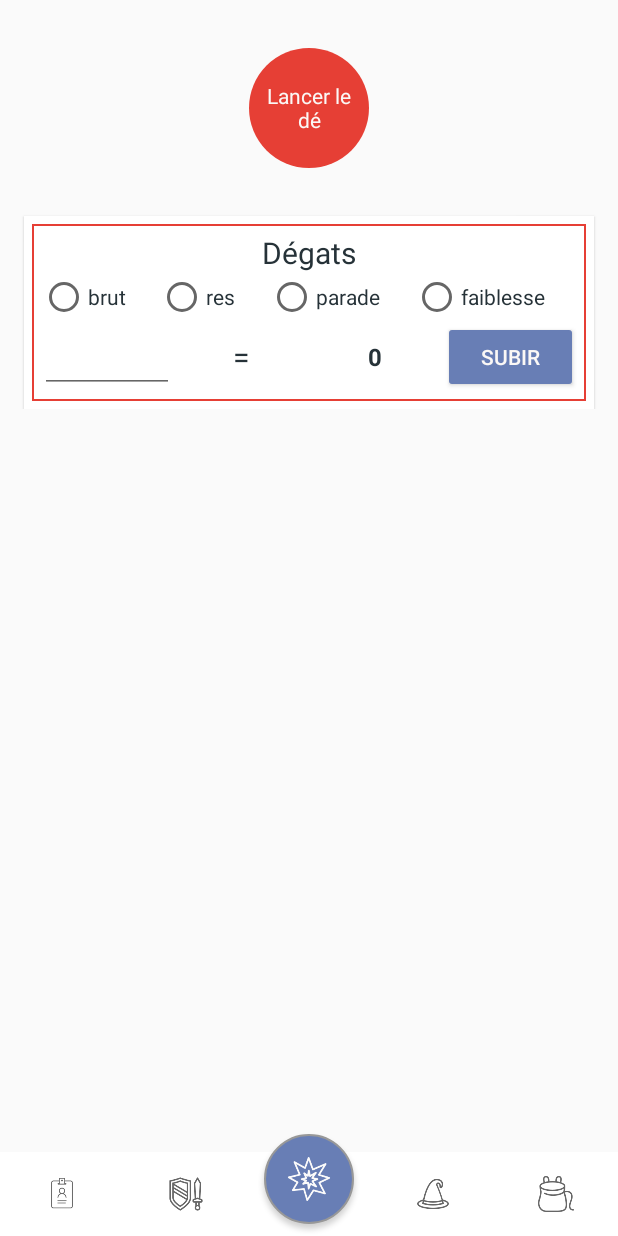
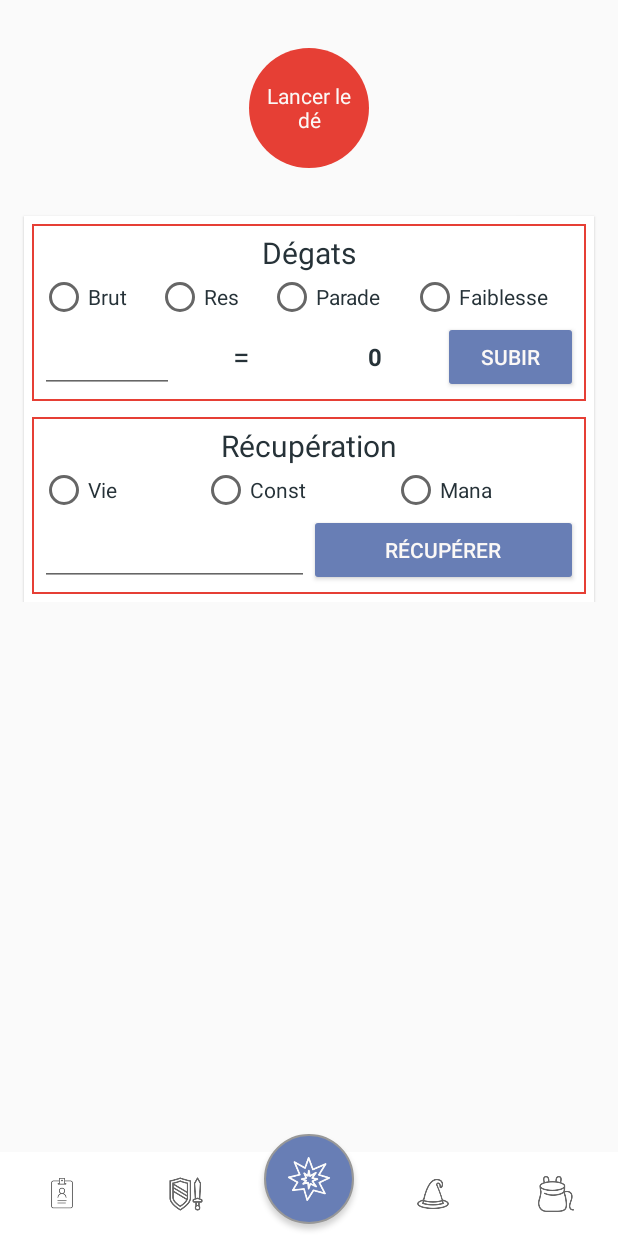
Before and after one commit to Cballini/RPHelper, an Android app: the screen it shows after launch (MainActivity), item 3 of the bottom bar chosen, on a phone screen of 412 x 824 dp. Run offline under Robolectric (Android 15) with nearby library versions, the phone set to English and light mode, and no system bars.

Commit message:
gestion récupération

```diff
--- a/app/src/main/assets/empty_character.json
+++ b/app/src/main/assets/empty_character.json
@@ -1,5 +1,5 @@
 {
-	"name" : "",
+  "name" : "",
   "race" : "",
   "origin" : "",
   "religion" : "",
--- /dev/null
+++ b/app/src/main/assets/empty_fight.json
@@ -0,0 +1,6 @@
+{
+  "damage": [],
+  "heal" : [],
+  "status" : [],
+  "round" : []
+}
--- a/app/src/main/java/com/rphelper/cecib/rphelper/component/DamageComponent.kt
+++ b/app/src/main/java/com/rphelper/cecib/rphelper/component/DamageComponent.kt
@@ -20,6 +20,7 @@ class DamageComponent @JvmOverloads constructor(
     var damageButton3 : RadioButton
     var damageButton4 : RadioButton
     var damageReceived :EditText
+    var damageEqual :TextView
     var damageResult :TextView
     var damageSubmit :Button
 
@@ -31,6 +32,7 @@ class DamageComponent @JvmOverloads constructor(
         damageButton3=findViewById(R.id.damage_button3)
         damageButton4=findViewById(R.id.damage_button4)
         damageReceived=findViewById(R.id.damage_received)
+        damageEqual=findViewById(R.id.damage_equal)
         damageResult=findViewById(R.id.damage_result)
         damageSubmit=findViewById(R.id.damage_submit)
     }
--- a/app/src/main/java/com/rphelper/cecib/rphelper/fragments/FightFragment.kt
+++ b/app/src/main/java/com/rphelper/cecib/rphelper/fragments/FightFragment.kt
@@ -13,6 +13,7 @@ import android.widget.TextView
 import com.rphelper.cecib.rphelper.R
 import com.rphelper.cecib.rphelper.component.DamageComponent
 import com.rphelper.cecib.rphelper.viewmodel.FightViewModel
+import kotlinx.android.synthetic.main.component_damage_calc.view.*
 import kotlin.math.roundToInt
 
 
@@ -31,43 +32,44 @@ class FightFragment : Fragment() {
         }
 
         //Calc damages
-        view.findViewById<TextView>(R.id.damage_title).text = getString(R.string.damages)
-        view.findViewById<RadioButton>(R.id.damage_button1).text = getString(R.string.brut_dmg)
-        view.findViewById<RadioButton>(R.id.damage_button2).text = getString(R.string.elem_res_dmg)
-        view.findViewById<RadioButton>(R.id.damage_button3).text = getString(R.string.block_dmg)
-        view.findViewById<RadioButton>(R.id.damage_button4).text = getString(R.string.weak_dmg)
+        view.findViewById<DamageComponent>(R.id.fight_calc_damage).damageTitle.text = getString(R.string.damages)
+        view.findViewById<DamageComponent>(R.id.fight_calc_damage).damageButton1.text = getString(R.string.brut_dmg)
+        view.findViewById<DamageComponent>(R.id.fight_calc_damage).damageButton2.text = getString(R.string.elem_res_dmg)
+        view.findViewById<DamageComponent>(R.id.fight_calc_damage).damageButton3.text = getString(R.string.block_dmg)
+        view.findViewById<DamageComponent>(R.id.fight_calc_damage).damageButton4.text = getString(R.string.weak_dmg)
 
-        var dmg = 0F
+        var dmg = 0
         view.findViewById<DamageComponent>(R.id.fight_calc_damage).damageReceived.addTextChangedListener(object : TextWatcher {
             override fun afterTextChanged(s: Editable) {
                 when(true){
                     //Brut damages
-                    view.findViewById<RadioButton>(R.id.damage_button1).isChecked -> {
+                    view.findViewById<DamageComponent>(R.id.fight_calc_damage).damageButton1.isChecked -> {
                         if(s.toString().isNotEmpty()) {
-                            dmg = s.toString().toInt() - viewModel.getDef()
+                            dmg = (s.toString().toInt() - viewModel.getDef()).toInt()
                         }
                     }
                     //Res elem
-                    view.findViewById<RadioButton>(R.id.damage_button2).isChecked -> {
+                    view.findViewById<DamageComponent>(R.id.fight_calc_damage).damageButton2.isChecked -> {
                         if(s.toString().isNotEmpty()) {
-                            dmg = s.toString().toInt() * 0.2F
+                            dmg = (s.toString().toInt() * 0.2F).toInt()
                         }
                     }
                     //Block
-                    view.findViewById<RadioButton>(R.id.damage_button3).isChecked ->{
+                    view.findViewById<DamageComponent>(R.id.fight_calc_damage).damageButton3.isChecked ->{
                         if(s.toString().isNotEmpty()) {
-                            dmg = s.toString().toInt() * viewModel.getBlock()
-                            dmg -= viewModel.getDef()
+                            dmg = (s.toString().toInt() * viewModel.getBlock()).toInt()
+                            dmg -= (viewModel.getDef()).toInt()
                         }
                     }
                     //Weak
-                    view.findViewById<RadioButton>(R.id.damage_button4).isChecked ->{
+                    view.findViewById<DamageComponent>(R.id.fight_calc_damage).damageButton4.isChecked ->{
                         if(s.toString().isNotEmpty()) {
-                            dmg = (s.toString().toInt() * 2).toFloat()
+                            dmg = (s.toString().toInt() * 2)
                         }
                     }
                 }
-                view.findViewById<DamageComponent>(R.id.fight_calc_damage).damageResult.text = dmg.toInt().toString()
+                if (dmg<0) dmg = 0
+                view.findViewById<DamageComponent>(R.id.fight_calc_damage).damageResult.text = dmg.toString()
             }
             override fun beforeTextChanged(s: CharSequence, start: Int,
                                            count: Int, after: Int) {}
@@ -76,6 +78,43 @@ class FightFragment : Fragment() {
         })
         view.findViewById<DamageComponent>(R.id.fight_calc_damage).damageSubmit.setOnClickListener { viewModel.submit(dmg)}
 
+        //Calc heal
+        view.findViewById<DamageComponent>(R.id.fight_calc_recovery).damageTitle.text = getString(R.string.recovery)
+        view.findViewById<DamageComponent>(R.id.fight_calc_recovery).damageButton1.text = getString(R.string.pv_min)
+        view.findViewById<DamageComponent>(R.id.fight_calc_recovery).damageButton2.text = getString(R.string.const_min)
+        view.findViewById<DamageComponent>(R.id.fight_calc_recovery).damageButton3.text = getString(R.string.mana_min)
+        view.findViewById<DamageComponent>(R.id.fight_calc_recovery).damageButton4.visibility = View.GONE
+        view.findViewById<DamageComponent>(R.id.fight_calc_recovery).damageResult.visibility = View.GONE
+        view.findViewById<DamageComponent>(R.id.fight_calc_recovery).damageEqual.visibility = View.GONE
+
+        var recovery = 0
+        view.findViewById<DamageComponent>(R.id.fight_calc_recovery).damageReceived.addTextChangedListener(object : TextWatcher {
+            override fun afterTextChanged(s: Editable) {
+                recovery = s.toString().toInt()
+            }
+            override fun beforeTextChanged(s: CharSequence, start: Int,
+                                           count: Int, after: Int) {}
+            override fun onTextChanged(s: CharSequence, start: Int,
+                                       before: Int, count: Int) {}
+        })
+        //Life
+        view.findViewById<DamageComponent>(R.id.fight_calc_recovery).damageButton1.setOnCheckedChangeListener{
+            button, b ->  if (view.findViewById<DamageComponent>(R.id.fight_calc_recovery).damageButton1.isChecked){
+            view.findViewById<DamageComponent>(R.id.fight_calc_recovery).damageSubmit.setOnClickListener { viewModel.recoverLife(recovery)} }
+        }
+        //Const
+        view.findViewById<DamageComponent>(R.id.fight_calc_recovery).damageButton2.setOnCheckedChangeListener{
+            button, b ->  if (view.findViewById<DamageComponent>(R.id.fight_calc_recovery).damageButton2.isChecked){
+            view.findViewById<DamageComponent>(R.id.fight_calc_recovery).damageSubmit.setOnClickListener { viewModel.recoverConst(recovery)} }
+        }
+        //Mana
+        view.findViewById<DamageComponent>(R.id.fight_calc_recovery).damageButton3.setOnCheckedChangeListener{
+            button, b ->  if (view.findViewById<DamageComponent>(R.id.fight_calc_recovery).damageButton3.isChecked){
+            view.findViewById<DamageComponent>(R.id.fight_calc_recovery).damageSubmit.setOnClickListener { viewModel.recoverMana(recovery)} }
+        }
+        view.findViewById<DamageComponent>(R.id.fight_calc_recovery).damageSubmit.text = getString(R.string.recover)
+
+
         return view
     }
 
--- /dev/null
+++ b/app/src/main/java/com/rphelper/cecib/rphelper/utils/CalcUtils.kt
@@ -0,0 +1,47 @@
+package com.rphelper.cecib.rphelper.utils
+
+import android.content.Context
+import android.content.SharedPreferences
+import com.rphelper.cecib.rphelper.Preferences
+import com.rphelper.cecib.rphelper.Services
+import com.rphelper.cecib.rphelper.dto.Character
+import com.rphelper.cecib.rphelper.dto.Equipment
+
+object CalcUtils {
+    @JvmStatic
+    fun getLifeMax(context: Context, character :Character) : Int{
+        val sharedPref: SharedPreferences = context.getSharedPreferences(Preferences.PREF_MODIFIER_LIFE_MAX, Preferences.PRIVATE_MODE)
+        val prefValue = sharedPref.getInt(Preferences.PREF_MODIFIER_LIFE_MAX, 0)
+        return 200 + 20*character.vitality + prefValue
+    }
+
+    @JvmStatic
+    fun getWeightMax(context: Context, character :Character) : Int{
+        val sharedPref: SharedPreferences = context.getSharedPreferences(Preferences.PREF_MODIFIER_WEIGHT_MAX, Preferences.PRIVATE_MODE)
+        val prefValue = sharedPref.getInt(Preferences.PREF_MODIFIER_WEIGHT_MAX, 0)
+        return 40 + character.vigor + prefValue
+    }
+
+    @JvmStatic
+    fun getWeight(context: Context, equipment:Equipment):Float{
+        return (equipment.leftHand.weight + equipment.rightHand.weight + equipment.catalyst.weight + equipment.shield.weight
+                + equipment.hat.weight + equipment.chest.weight + equipment.gloves.weight + equipment.greaves.weight)
+    }
+
+    @JvmStatic
+    fun getSpeed(context: Context, character: Character, equipment: Equipment) = getWeightMax(context, character) - getWeight(context, equipment)
+
+    @JvmStatic
+    fun getManaMax(context: Context, character :Character) : Int {
+        val sharedPref: SharedPreferences = context.getSharedPreferences(Preferences.PREF_MODIFIER_MANA_MAX, Preferences.PRIVATE_MODE)
+        val prefValue = sharedPref.getInt(Preferences.PREF_MODIFIER_MANA_MAX, 0)
+        return 40 + 5*character.memory + prefValue
+    }
+
+    @JvmStatic
+    fun getConstMax(context: Context, character :Character):Int{
+        val sharedPref: SharedPreferences = context.getSharedPreferences(Preferences.PREF_MODIFIER_CONST_MAX, Preferences.PRIVATE_MODE)
+        val prefValue = sharedPref.getInt(Preferences.PREF_MODIFIER_CONST_MAX, 0)
+        return 60 + 20*character.endurance + prefValue
+    }
+}
--- a/app/src/main/java/com/rphelper/cecib/rphelper/utils/FileUtils.kt
+++ b/app/src/main/java/com/rphelper/cecib/rphelper/utils/FileUtils.kt
@@ -18,7 +18,6 @@ object FileUtils {
 
     @JvmStatic
     fun readJsonFile(context: Context, fileName : String): String {
-        //TODO pop up autorisation
         val directory = context.filesDir
         var fileObject = File(directory, fileName)
         // create a new file
@@ -26,6 +25,7 @@ object FileUtils {
             when(fileName){
                 context.getString(R.string.file_character) -> fileObject.writeText(readJsonAsset(context, context.getString(R.string.file_empty_character)))
                 context.getString(R.string.file_equipment) -> fileObject.writeText(readJsonAsset(context, context.getString(R.string.file_empty_equipment)))
+                context.getString(R.string.file_fight) -> fileObject.writeText(readJsonAsset(context, context.getString(R.string.file_empty_fight)))
                 context.getString(R.string.file_spells) -> fileObject.writeText(readJsonAsset(context, context.getString(R.string.file_empty_spells)))
                 context.getString(R.string.file_inventory) -> fileObject.writeText(readJsonAsset(context, context.getString(R.string.file_empty_inventory)))
                 else -> fileObject.writeText("{}")
--- a/app/src/main/java/com/rphelper/cecib/rphelper/viewmodel/CharacterViewModel.kt
+++ b/app/src/main/java/com/rphelper/cecib/rphelper/viewmodel/CharacterViewModel.kt
@@ -13,6 +13,7 @@ import com.rphelper.cecib.rphelper.Preferences.PRIVATE_MODE
 import com.rphelper.cecib.rphelper.Services
 import com.rphelper.cecib.rphelper.dto.Character
 import com.rphelper.cecib.rphelper.dto.Indic
+import com.rphelper.cecib.rphelper.utils.CalcUtils
 import com.rphelper.cecib.rphelper.utils.FileUtils
 
 class CharacterViewModel(val context: Context) : ViewModel(){
@@ -26,37 +27,37 @@ class CharacterViewModel(val context: Context) : ViewModel(){
     val _weightMax = MutableLiveData<Int>()
     val weightMax : LiveData<Int> get() = _weightMax
     init {
-        _weightMax.value = getWeightMax()
+        _weightMax.value = CalcUtils.getWeightMax(context, character.value!!)
     }
 
     val _weight = MutableLiveData<Float>()
     val weight : LiveData<Float> get() = _weight
     init {
-        _weight.value = getWeight()
+        _weight.value = CalcUtils.getWeight(context, Services.getEquipment(context))
     }
 
     val _lifeMax = MutableLiveData<Int>()
     val lifeMax : LiveData<Int> get() = _lifeMax
     init {
-        _lifeMax.value = getLifeMax()
+        _lifeMax.value = CalcUtils.getLifeMax(context, character.value!!)
     }
 
     val _manaMax = MutableLiveData<Int>()
     val manaMax : LiveData<Int> get() = _manaMax
     init {
-        _manaMax.value = getManaMax()
+        _manaMax.value = CalcUtils.getManaMax(context, character.value!!)
     }
 
     val _constMax = MutableLiveData<Int>()
     val constMax : LiveData<Int> get() = _constMax
     init {
-        _constMax.value = getConstMax()
+        _constMax.value = CalcUtils.getConstMax(context, character.value!!)
     }
 
     val _speed = MutableLiveData<Float>()
     val speed : LiveData<Float> get() = _speed
     init {
-        _speed.value = getSpeed()
+        _speed.value = CalcUtils.getSpeed(context, character.value!!, Services.getEquipment(context))
     }
 
     val _diplo = MutableLiveData<Int>()
@@ -94,33 +95,6 @@ class CharacterViewModel(val context: Context) : ViewModel(){
     init {
         _craft.value = getCraft()
     }
-
-    fun getSpeed() = weightMax.value!! - weight.value!!
-    fun getWeightMax() : Int{
-        val sharedPref: SharedPreferences = context.getSharedPreferences(PREF_MODIFIER_WEIGHT_MAX, PRIVATE_MODE)
-        val prefValue = sharedPref.getInt(PREF_MODIFIER_WEIGHT_MAX, 0)
-        return 40 + _character.value!!.vigor + prefValue
-    }
-    fun getWeight():Float{
-        val equipment = Services.getEquipment(context)
-        return (equipment.leftHand.weight + equipment.rightHand.weight + equipment.catalyst.weight + equipment.shield.weight
-        + equipment.hat.weight + equipment.chest.weight + equipment.gloves.weight + equipment.greaves.weight)
-    }
-    fun getLifeMax():Int{
-        val sharedPref: SharedPreferences = context.getSharedPreferences(PREF_MODIFIER_LIFE_MAX, PRIVATE_MODE)
-        val prefValue = sharedPref.getInt(PREF_MODIFIER_LIFE_MAX, 0)
-        return 200 + 20*character.value!!.vitality + prefValue
-    }
-    fun getManaMax() : Int {
-        val sharedPref: SharedPreferences = context.getSharedPreferences(PREF_MODIFIER_MANA_MAX, PRIVATE_MODE)
-        val prefValue = sharedPref.getInt(PREF_MODIFIER_MANA_MAX, 0)
-        return 40 + 5*character.value!!.memory + prefValue
-    }
-    fun getConstMax():Int{
-        val sharedPref: SharedPreferences = context.getSharedPreferences(PREF_MODIFIER_CONST_MAX, PRIVATE_MODE)
-        val prefValue = sharedPref.getInt(PREF_MODIFIER_CONST_MAX, 0)
-        return 60 + 20*character.value!!.endurance + prefValue
-    }
     fun getDiplo() =35 + _character.value!!.intelligence + _character.value!!.memory
     fun getPsy() = 35 + _character.value!!.faith + _character.value!!.dexterity
     fun getKnow() =30 + _character.value!!.intelligence + _character.value!!.memory
@@ -131,12 +105,12 @@ class CharacterViewModel(val context: Context) : ViewModel(){
     fun editCharacter(){
         Services.editCharacter(context, character.value!!)
         _character.value = Services.getCharacter(context)
-        _lifeMax.value = getLifeMax()
-        _manaMax.value = getManaMax()
-        _constMax.value = getConstMax()
-        _weightMax.value = getWeightMax()
-        _weight.value = getWeight()
-        _speed.value = getSpeed()
+        _lifeMax.value = CalcUtils.getLifeMax(context, character.value!!)
+        _manaMax.value = CalcUtils.getManaMax(context, character.value!!)
+        _constMax.value = CalcUtils.getConstMax(context, character.value!!)
+        _weightMax.value = CalcUtils.getWeightMax(context, character.value!!)
+        _weight.value = CalcUtils.getWeight(context, Services.getEquipment(context))
+        _speed.value = CalcUtils.getSpeed(context, character.value!!, Services.getEquipment(context))
         _diplo.value = getDiplo()
         _psy.value = getPsy()
         _know.value = getKnow()
--- a/app/src/main/res/layout/fragment_fight.xml
+++ b/app/src/main/res/layout/fragment_fight.xml
@@ -10,28 +10,14 @@
         android:layout_width="match_parent"
         android:layout_height="wrap_content">
 
-        <TextView
-            android:id="@+id/fight_roll_dice"
-            android:layout_width="80dp"
-            android:layout_height="80dp"
-            android:text="@string/roll_dice"
-            android:gravity="center"
-            android:padding="@dimen/txt_margin"
-            android:textColor="@color/colorCatTitle"
-            android:background="@drawable/circle_primary"
-            android:layout_marginTop="@dimen/double_app_margin"
-            app:layout_constraintTop_toTopOf="parent"
-            app:layout_constraintEnd_toEndOf="parent"
-            app:layout_constraintStart_toStartOf="parent"/>
-
         <LinearLayout
             android:layout_width="match_parent"
             android:layout_height="wrap_content"
-            android:orientation="vertical"
             android:layout_marginHorizontal="@dimen/app_margin"
             android:layout_marginTop="@dimen/double_app_margin"
             android:background="@color/white"
             android:elevation="1dp"
+            android:orientation="vertical"
             app:layout_constraintTop_toBottomOf="@+id/fight_roll_dice">
 
             <com.rphelper.cecib.rphelper.component.DamageComponent
@@ -39,9 +25,30 @@
                 android:layout_width="match_parent"
                 android:layout_height="wrap_content"
                 android:layout_gravity="center"
-                    android:padding="@dimen/txt_margin"/>
+                android:padding="@dimen/txt_margin" />
+
+            <com.rphelper.cecib.rphelper.component.DamageComponent
+                android:id="@+id/fight_calc_recovery"
+                android:layout_width="match_parent"
+                android:layout_height="wrap_content"
+                android:layout_gravity="center"
+                android:padding="@dimen/txt_margin" />
 
         </LinearLayout>
+
+        <TextView
+            android:id="@+id/fight_roll_dice"
+            android:layout_width="80dp"
+            android:layout_height="80dp"
+            android:layout_marginTop="@dimen/double_app_margin"
+            android:background="@drawable/circle_primary"
+            android:gravity="center"
+            android:padding="@dimen/txt_margin"
+            android:text="@string/roll_dice"
+            android:textColor="@color/colorCatTitle"
+            app:layout_constraintEnd_toEndOf="parent"
+            app:layout_constraintStart_toStartOf="parent"
+            app:layout_constraintTop_toTopOf="parent" />
 
 
     </android.support.constraint.ConstraintLayout>
--- a/app/src/main/res/values/strings.xml
+++ b/app/src/main/res/values/strings.xml
@@ -32,11 +32,13 @@
     <string name="weight_min">Poids</string>
     <string name="weight_max">Poids max</string>
     <string name="pv">VIE</string>
+    <string name="pv_min">Vie</string>
     <string name="pv_max">Vie max</string>
     <string name="mana">MANA</string>
     <string name="mana_min">Mana</string>
     <string name="mana_max">Mana max</string>
     <string name="constitution">CONST</string>
+    <string name="const_min">Const</string>
     <string name="const_max">Const max</string>
 
     <string name="damages">Dégats</string>
@@ -104,11 +106,13 @@
 
 
     <string name="roll_dice">Lancer le dé</string>
-    <string name="brut_dmg">brut</string>
-    <string name="elem_res_dmg">res</string>
-    <string name="block_dmg">parade</string>
-    <string name="weak_dmg">faiblesse</string>
+    <string name="brut_dmg">Brut</string>
+    <string name="elem_res_dmg">Res</string>
+    <string name="block_dmg">Parade</string>
+    <string name="weak_dmg">Faiblesse</string>
     <string name="submit">SUBIR</string>
+    <string name="recovery">Récupération</string>
+    <string name="recover">Récupérer</string>
 
     <string name="edit">Modifier</string>
     <string name="delete">Supprimer</string>
@@ -122,10 +126,12 @@
 
     <string name="file_character">character.json</string>
     <string name="file_equipment">equipment.json</string>
+    <string name="file_fight">fight.json</string>
     <string name="file_spells">spells.json</string>
     <string name="file_inventory">inventory.json</string>
     <string name="file_empty_character">empty_character.json</string>
     <string name="file_empty_equipment">empty_equipment.json</string>
+    <string name="file_empty_fight">empty_fight.json</string>
     <string name="file_empty_spells">empty_spells.json</string>
     <string name="file_empty_inventory">empty_inventory.json</string>
 </resources>
```
Also changed, not shown: app/src/main/java/com/rphelper/cecib/rphelper/viewmodel/FightViewModel.kt (+23 -6 lines). Lines whose indentation alone changed are shown as unchanged.
